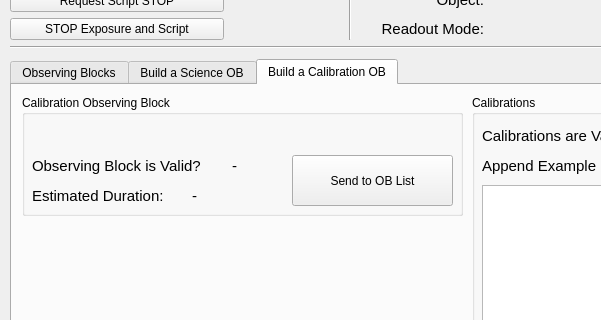
Above: kpf/OB_GUI/KPF_OB_GUI.ui from KeckObservatory/KPFTranslator before the change; both pictures show x 0 to 601 and y 140 to 460 of the 1076 by 916 pixel window. Below: the same form after it.
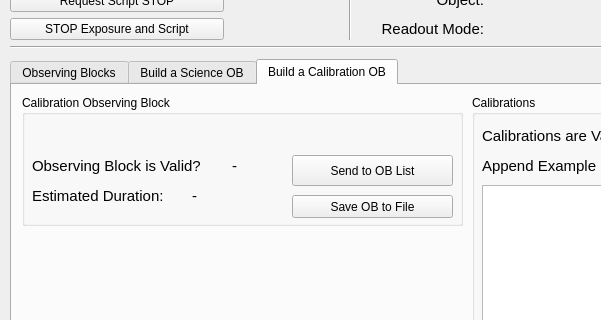
That is the form after the change. The open tabs and pages were chosen to show the change.

Commit message: Enable save new calibration OB

What changed in the file:
```diff
--- a/kpf/OB_GUI/KPF_OB_GUI.ui
+++ b/kpf/OB_GUI/KPF_OB_GUI.ui
@@ -1148,7 +1148,7 @@
         <x>10</x>
         <y>10</y>
         <width>441</width>
-        <height>121</height>
+        <height>131</height>
        </rect>
       </property>
       <property name="title">
@@ -1160,7 +1160,7 @@
          <x>270</x>
          <y>60</y>
          <width>161</width>
-         <height>51</height>
+         <height>31</height>
         </rect>
        </property>
        <property name="toolTip">
@@ -1261,6 +1261,22 @@
         <string/>
        </property>
       </widget>
+      <widget class="QPushButton" name="BC_SaveToFile">
+       <property name="geometry">
+        <rect>
+         <x>270</x>
+         <y>100</y>
+         <width>161</width>
+         <height>23</height>
+        </rect>
+       </property>
+       <property name="toolTip">
+        <string>This will set the current exposure to End, triggering a readout and will request the current script to stop at the next opportunity (typically after the exposure is done).</string>
+       </property>
+       <property name="text">
+        <string>Save OB to File</string>
+       </property>
+      </widget>
      </widget>
      <widget class="QGroupBox" name="groupBox_7">
       <property name="geometry">
```
The commit also changes 1 other file.
